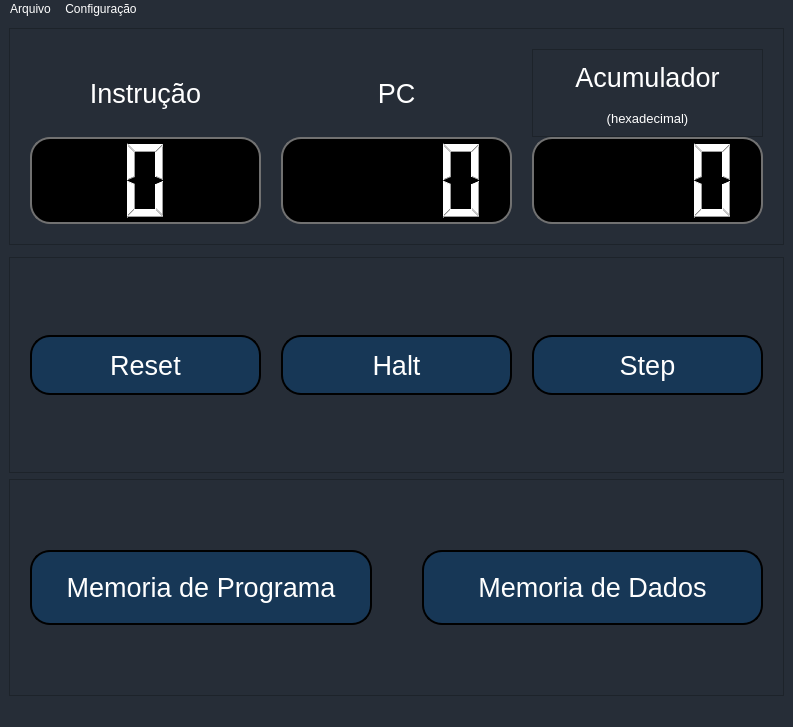
Before: the Qt Designer form src/GUI/MainPage.ui in JoaoVitorBranco/BIPy, drawn with Qt 5.
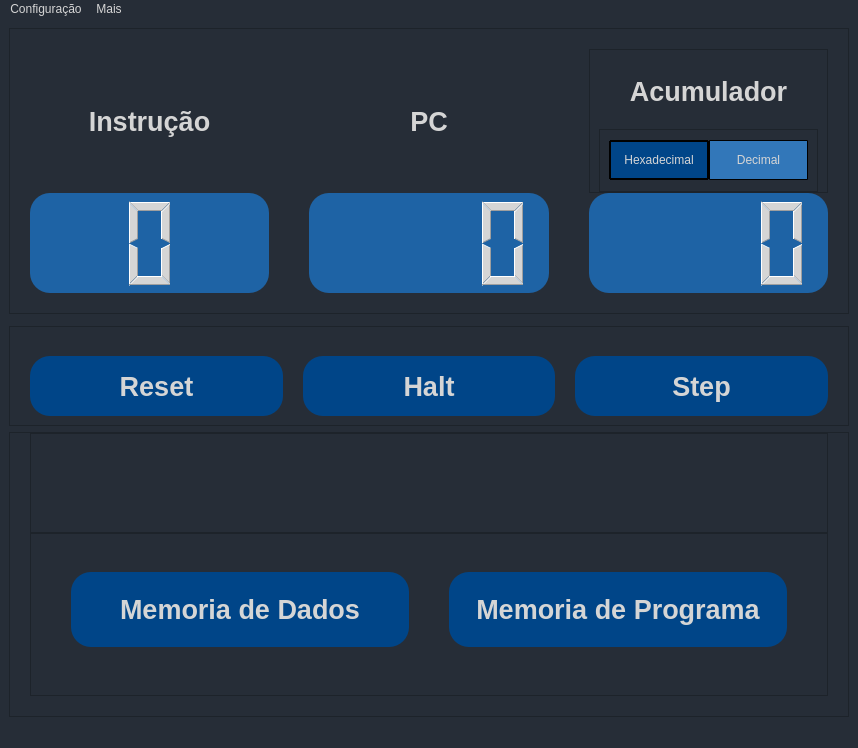
After: the same form once the commit is applied. Icons and pictures are not drawn.

Patch:
```diff
--- a/src/GUI/MainPage.ui
+++ b/src/GUI/MainPage.ui
@@ -6,8 +6,8 @@
    <rect>
     <x>0</x>
     <y>0</y>
-    <width>793</width>
-    <height>727</height>
+    <width>858</width>
+    <height>748</height>
    </rect>
   </property>
   <property name="windowTitle">
@@ -15,31 +15,28 @@
   </property>
   <property name="styleSheet">
    <string notr="true">QWidget{
-	background: #262d37;
-	color: white;
+	background: rgb(38, 45, 55);
+	color: rgb(213, 213, 213);
 }
 
+
 QPushButton{
 	border-radius: 20%;;
-	background: rgba(0, 71, 133,0.4);
-	color: white;
-	border: 2px solid #000;
+	background-color: rgb(0, 69, 136);
+	color: rgb(213, 213, 213);
 }
 
 QPushButton:hover{
-	background: rgba(0, 71, 133,0.3);
+	background-color: rgb(0, 59, 126);
 }
-
 QPushButton:pressed{
-	background:rgba(0, 71, 133,0.2);
+	background-color: rgb(0, 49, 116);
 }
 
 QLCDNumber{
-  background-color: rgb(0, 0, 0);
-  border: 2px solid rgb(113, 113, 113);
-  border-width: 2%;
+  background-color: rgb(30, 99, 165);
   border-radius: 20%;
-  color: rgb(255, 255, 255);
+  color: rgb(213, 213, 213);
 }</string>
   </property>
   <widget class="QWidget" name="centralwidget">
@@ -49,9 +46,9 @@
       <colorrole role="WindowText">
        <brush brushstyle="SolidPattern">
         <color alpha="255">
-         <red>255</red>
-         <green>255</green>
-         <blue>255</blue>
+         <red>213</red>
+         <green>213</green>
+         <blue>213</blue>
         </color>
        </brush>
       </colorrole>
@@ -67,18 +64,18 @@
       <colorrole role="Text">
        <brush brushstyle="SolidPattern">
         <color alpha="255">
-         <red>255</red>
-         <green>255</green>
-         <blue>255</blue>
+         <red>213</red>
+         <green>213</green>
+         <blue>213</blue>
         </color>
        </brush>
       </colorrole>
       <colorrole role="ButtonText">
        <brush brushstyle="SolidPattern">
         <color alpha="255">
-         <red>255</red>
-         <green>255</green>
-         <blue>255</blue>
+         <red>213</red>
+         <green>213</green>
+         <blue>213</blue>
         </color>
        </brush>
       </colorrole>
@@ -105,9 +102,9 @@
       <colorrole role="WindowText">
        <brush brushstyle="SolidPattern">
         <color alpha="255">
-         <red>255</red>
-         <green>255</green>
-         <blue>255</blue>
+         <red>213</red>
+         <green>213</green>
+         <blue>213</blue>
         </color>
        </brush>
       </colorrole>
@@ -123,18 +120,18 @@
       <colorrole role="Text">
        <brush brushstyle="SolidPattern">
         <color alpha="255">
-         <red>255</red>
-         <green>255</green>
-         <blue>255</blue>
+         <red>213</red>
+         <green>213</green>
+         <blue>213</blue>
         </color>
        </brush>
       </colorrole>
       <colorrole role="ButtonText">
        <brush brushstyle="SolidPattern">
         <color alpha="255">
-         <red>255</red>
-         <green>255</green>
-         <blue>255</blue>
+         <red>213</red>
+         <green>213</green>
+         <blue>213</blue>
         </color>
        </brush>
       </colorrole>
@@ -161,9 +158,9 @@
       <colorrole role="WindowText">
        <brush brushstyle="SolidPattern">
         <color alpha="255">
-         <red>255</red>
-         <green>255</green>
-         <blue>255</blue>
+         <red>213</red>
+         <green>213</green>
+         <blue>213</blue>
         </color>
        </brush>
       </colorrole>
@@ -179,18 +176,18 @@
       <colorrole role="Text">
        <brush brushstyle="SolidPattern">
         <color alpha="255">
-         <red>255</red>
-         <green>255</green>
-         <blue>255</blue>
+         <red>213</red>
+         <green>213</green>
+         <blue>213</blue>
         </color>
        </brush>
       </colorrole>
       <colorrole role="ButtonText">
        <brush brushstyle="SolidPattern">
         <color alpha="255">
-         <red>255</red>
-         <green>255</green>
-         <blue>255</blue>
+         <red>213</red>
+         <green>213</green>
+         <blue>213</blue>
         </color>
        </brush>
       </colorrole>
@@ -243,28 +240,19 @@
         <number>20</number>
        </property>
        <property name="horizontalSpacing">
-        <number>20</number>
+        <number>40</number>
        </property>
        <property name="verticalSpacing">
         <number>0</number>
        </property>
-       <item row="0" column="0">
-        <widget class="QLabel" name="label">
-         <property name="font">
-          <font>
-           <pointsize>20</pointsize>
-          </font>
+       <item row="1" column="2">
+        <widget class="QLCDNumber" name="acumulador">
+         <property name="maximumSize">
+          <size>
+           <width>16777215</width>
+           <height>100</height>
+          </size>
          </property>
-         <property name="text">
-          <string>Instrução</string>
-         </property>
-         <property name="alignment">
-          <set>Qt::AlignCenter</set>
-         </property>
-        </widget>
-       </item>
-       <item row="1" column="1">
-        <widget class="QLCDNumber" name="program_counter">
          <property name="frameShape">
           <enum>QFrame::NoFrame</enum>
          </property>
@@ -279,26 +267,20 @@
          </property>
         </widget>
        </item>
-       <item row="0" column="1">
-        <widget class="QLabel" name="label_2">
-         <property name="font">
-          <font>
-           <pointsize>20</pointsize>
-          </font>
-         </property>
-         <property name="text">
-          <string>PC</string>
-         </property>
-         <property name="alignment">
-          <set>Qt::AlignCenter</set>
-         </property>
-        </widget>
-       </item>
        <item row="1" column="0">
         <widget class="QLCDNumber" name="instruct_counter">
+         <property name="maximumSize">
+          <size>
+           <width>16777215</width>
+           <height>100</height>
+          </size>
+         </property>
          <property name="frameShape">
           <enum>QFrame::NoFrame</enum>
          </property>
+         <property name="frameShadow">
+          <enum>QFrame::Plain</enum>
+         </property>
          <property name="digitCount">
           <number>1</number>
          </property>
@@ -310,19 +292,37 @@
          </property>
         </widget>
        </item>
-       <item row="1" column="2">
-        <widget class="QLCDNumber" name="acumulador">
-         <property name="frameShape">
-          <enum>QFrame::NoFrame</enum>
+       <item row="0" column="1">
+        <widget class="QLabel" name="label_2">
+         <property name="font">
+          <font>
+           <pointsize>20</pointsize>
+           <weight>75</weight>
+           <bold>true</bold>
+          </font>
          </property>
-         <property name="digitCount">
-          <number>4</number>
+         <property name="text">
+          <string>PC</string>
          </property>
-         <property name="mode">
-          <enum>QLCDNumber::Hex</enum>
+         <property name="alignment">
+          <set>Qt::AlignCenter</set>
          </property>
-         <property name="value" stdset="0">
-          <double>0.000000000000000</double>
+        </widget>
+       </item>
+       <item row="0" column="0">
+        <widget class="QLabel" name="label">
+         <property name="font">
+          <font>
+           <pointsize>20</pointsize>
+           <weight>75</weight>
+           <bold>true</bold>
+          </font>
+         </property>
+         <property name="text">
+          <string>Instrução</string>
+         </property>
+         <property name="alignment">
+          <set>Qt::AlignCenter</set>
          </property>
         </widget>
        </item>
@@ -343,6 +343,8 @@
             <property name="font">
              <font>
               <pointsize>20</pointsize>
+              <weight>75</weight>
+              <bold>true</bold>
              </font>
             </property>
             <property name="text">
@@ -355,17 +357,15 @@
           </item>
           <item>
            <widget class="QFrame" name="frame_5">
-            <property name="maximumSize">
-             <size>
-              <width>16777215</width>
-              <height>50</height>
-             </size>
-            </property>
             <property name="styleSheet">
-             <string notr="true"/>
+             <string notr="true">QPushButton{
+	border: 2px solid #000;
+	border-width: 2%;
+	border-radius: 1%;
+}</string>
             </property>
             <property name="frameShape">
-             <enum>QFrame::NoFrame</enum>
+             <enum>QFrame::StyledPanel</enum>
             </property>
             <property name="frameShadow">
              <enum>QFrame::Raised</enum>
@@ -374,39 +374,35 @@
              <property name="spacing">
               <number>0</number>
              </property>
-             <property name="leftMargin">
-              <number>0</number>
-             </property>
-             <property name="topMargin">
-              <number>0</number>
-             </property>
-             <property name="rightMargin">
-              <number>0</number>
-             </property>
-             <property name="bottomMargin">
-              <number>0</number>
-             </property>
              <item>
-              <widget class="QLabel" name="label_4">
-               <property name="enabled">
-                <bool>true</bool>
+              <widget class="QPushButton" name="pushButton_3">
+               <property name="minimumSize">
+                <size>
+                 <width>60</width>
+                 <height>40</height>
+                </size>
                </property>
-               <property name="maximumSize">
+               <property name="text">
+                <string>Hexadecimal</string>
+               </property>
+              </widget>
+             </item>
+             <item>
+              <widget class="QPushButton" name="pushButton_4">
+               <property name="minimumSize">
                 <size>
-                 <width>16777215</width>
-                 <height>15</height>
+                 <width>60</width>
+                 <height>40</height>
                 </size>
                </property>
-               <property name="font">
-                <font>
-                 <pointsize>10</pointsize>
-                </font>
+               <property name="styleSheet">
+                <string notr="true">QPushButton{background-color:rgb(50, 119, 185);border-width:0.5%}</string>
                </property>
                <property name="text">
-                <string>(hexadecimal)</string>
+                <string>Decimal</string>
                </property>
-               <property name="alignment">
-                <set>Qt::AlignCenter</set>
+               <property name="flat">
+                <bool>false</bool>
                </property>
               </widget>
              </item>
@@ -416,6 +412,28 @@
          </layout>
         </widget>
        </item>
+       <item row="1" column="1">
+        <widget class="QLCDNumber" name="program_counter">
+         <property name="maximumSize">
+          <size>
+           <width>16777215</width>
+           <height>100</height>
+          </size>
+         </property>
+         <property name="frameShape">
+          <enum>QFrame::NoFrame</enum>
+         </property>
+         <property name="digitCount">
+          <number>4</number>
+         </property>
+         <property name="mode">
+          <enum>QLCDNumber::Hex</enum>
+         </property>
+         <property name="value" stdset="0">
+          <double>0.000000000000000</double>
+         </property>
+        </widget>
+       </item>
       </layout>
      </widget>
     </item>
@@ -424,6 +442,12 @@
     </item>
     <item>
      <widget class="QFrame" name="frame_2">
+      <property name="maximumSize">
+       <size>
+        <width>16777215</width>
+        <height>100</height>
+       </size>
+      </property>
       <property name="frameShape">
        <enum>QFrame::StyledPanel</enum>
       </property>
@@ -444,7 +468,7 @@
         <number>20</number>
        </property>
        <property name="bottomMargin">
-        <number>20</number>
+        <number>0</number>
        </property>
        <item>
         <widget class="QPushButton" name="reset_button">
@@ -457,6 +481,8 @@
          <property name="font">
           <font>
            <pointsize>20</pointsize>
+           <weight>75</weight>
+           <bold>true</bold>
           </font>
          </property>
          <property name="cursor">
@@ -490,6 +516,8 @@
          <property name="font">
           <font>
            <pointsize>20</pointsize>
+           <weight>75</weight>
+           <bold>true</bold>
           </font>
          </property>
          <property name="cursor">
@@ -544,6 +572,8 @@
          <property name="font">
           <font>
            <pointsize>20</pointsize>
+           <weight>75</weight>
+           <bold>true</bold>
           </font>
          </property>
          <property name="cursor">
@@ -571,6 +601,12 @@
     </item>
     <item>
      <widget class="QFrame" name="frame_3">
+      <property name="maximumSize">
+       <size>
+        <width>16777215</width>
+        <height>400</height>
+       </size>
+      </property>
       <property name="font">
        <font>
         <pointsize>20</pointsize>
@@ -582,15 +618,15 @@
       <property name="frameShadow">
        <enum>QFrame::Raised</enum>
       </property>
-      <layout class="QHBoxLayout" name="horizontalLayout_3">
+      <layout class="QVBoxLayout" name="verticalLayout_3">
        <property name="spacing">
-        <number>50</number>
+        <number>0</number>
        </property>
        <property name="leftMargin">
         <number>20</number>
        </property>
        <property name="topMargin">
-        <number>20</number>
+        <number>0</number>
        </property>
        <property name="rightMargin">
         <number>20</number>
@@ -599,66 +635,143 @@
         <number>20</number>
        </property>
        <item>
-        <widget class="QPushButton" name="pushButton_2">
-         <property name="minimumSize">
+        <widget class="QFrame" name="frame_7">
+         <property name="maximumSize">
           <size>
-           <width>0</width>
-           <height>75</height>
+           <width>16777215</width>
+           <height>100</height>
           </size>
          </property>
-         <property name="font">
-          <font>
-           <pointsize>20</pointsize>
-          </font>
+         <property name="frameShape">
+          <enum>QFrame::StyledPanel</enum>
          </property>
-         <property name="cursor">
-          <cursorShape>PointingHandCursor</cursorShape>
+         <property name="frameShadow">
+          <enum>QFrame::Raised</enum>
          </property>
-         <property name="toolTip">
-          <string>Abrir memoria de programa</string>
-         </property>
-         <property name="toolTipDuration">
-          <number>0</number>
-         </property>
-         <property name="statusTip">
-          <string>Abrir memoria de programa</string>
-         </property>
-         <property name="text">
-          <string>Memoria de Programa</string>
-         </property>
-         <property name="shortcut">
-          <string>Ctrl+P</string>
-         </property>
+         <layout class="QHBoxLayout" name="horizontalLayout_3">
+          <property name="topMargin">
+           <number>10</number>
+          </property>
+          <property name="bottomMargin">
+           <number>0</number>
+          </property>
+          <item>
+           <widget class="QLabel" name="label_4">
+            <property name="maximumSize">
+             <size>
+              <width>50</width>
+              <height>50</height>
+             </size>
+            </property>
+            <property name="toolTip">
+             <string>&lt;html&gt;&lt;head/&gt;&lt;body&gt;&lt;p align=&quot;right&quot;&gt;Instituto Mauá de Tecnologia&lt;/p&gt;&lt;/body&gt;&lt;/html&gt;</string>
+            </property>
+            <property name="text">
+             <string/>
+            </property>
+            <property name="pixmap">
+             <pixmap>assets/logo-IMT.png</pixmap>
+            </property>
+            <property name="scaledContents">
+             <bool>true</bool>
+            </property>
+            <property name="alignment">
+             <set>Qt::AlignCenter</set>
+            </property>
+           </widget>
+          </item>
+         </layout>
         </widget>
        </item>
        <item>
-        <widget class="QPushButton" name="pushButton">
-         <property name="minimumSize">
-          <size>
-           <width>0</width>
-           <height>75</height>
-          </size>
+        <widget class="QFrame" name="frame_6">
+         <property name="frameShape">
+          <enum>QFrame::StyledPanel</enum>
          </property>
-         <property name="font">
-          <font>
-           <pointsize>20</pointsize>
-          </font>
+         <property name="frameShadow">
+          <enum>QFrame::Raised</enum>
          </property>
-         <property name="cursor">
-          <cursorShape>PointingHandCursor</cursorShape>
-         </property>
-         <property name="toolTip">
-          <string>Abrir memoria de dados</string>
-         </property>
-         <property name="statusTip">
-          <string>Abrir memoria de dados</string>
-         </property>
-         <property name="text">
-          <string>Memoria de Dados</string>
-         </property>
-         <property name="shortcut">
-          <string>Ctrl+D</string>
-         </property>
+         <layout class="QHBoxLayout" name="horizontalLayout_4">
+          <property name="spacing">
+           <number>40</number>
+          </property>
+          <property name="leftMargin">
+           <number>40</number>
+          </property>
+          <property name="topMargin">
+           <number>0</number>
+          </property>
+          <property name="rightMargin">
+           <number>40</number>
+          </property>
+          <item>
+           <widget class="QPushButton" name="pushButton">
+            <property name="minimumSize">
+             <size>
+              <width>0</width>
+              <height>75</height>
+             </size>
+            </property>
+            <property name="font">
+             <font>
+              <pointsize>20</pointsize>
+              <weight>75</weight>
+              <bold>true</bold>
+             </font>
+            </property>
+            <property name="cursor">
+             <cursorShape>PointingHandCursor</cursorShape>
+            </property>
+            <property name="toolTip">
+             <string>Abrir memoria de dados</string>
+            </property>
+            <property name="statusTip">
+             <string>Abrir memoria de dados</string>
+            </property>
+            <property name="text">
+             <string>Memoria de Dados</string>
+            </property>
+            <property name="shortcut">
+             <string>Ctrl+D</string>
+            </property>
+           </widget>
+          </item>
+          <item>
+           <widget class="QPushButton" name="pushButton_2">
+            <property name="minimumSize">
+             <size>
+              <width>0</width>
+              <height>75</height>
+             </size>
+            </property>
+            <property name="font">
+             <font>
+              <pointsize>20</pointsize>
+              <weight>75</weight>
+              <bold>true</bold>
+             </font>
+            </property>
+            <property name="cursor">
+             <cursorShape>PointingHandCursor</cursorShape>
+            </property>
+            <property name="toolTip">
+             <string>Abrir memoria de programa</string>
+            </property>
+            <property name="toolTipDuration">
+             <number>0</number>
+            </property>
+            <property name="statusTip">
+             <string>Abrir memoria de programa</string>
+            </property>
+            <property name="text">
+             <string>Memoria de Programa</string>
+            </property>
+            <property name="shortcut">
+             <string>Ctrl+P</string>
+            </property>
+           </widget>
+          </item>
+         </layout>
         </widget>
        </item>
       </layout>
@@ -671,31 +784,10 @@
     <rect>
      <x>0</x>
      <y>0</y>
-     <width>793</width>
+     <width>858</width>
      <height>21</height>
     </rect>
    </property>
-   <widget class="QMenu" name="menuArquivo">
-    <property name="title">
-     <string>Arquivo</string>
-    </property>
-    <widget class="QMenu" name="menuAbrir">
-     <property name="title">
-      <string>Carregar</string>
-     </property>
-     <addaction name="actionMemoria_de_Dados"/>
-     <addaction name="actionMemoria_de_Programa"/>
-    </widget>
-    <widget class="QMenu" name="menuSalvar">
-     <property name="title">
-      <string>Salvar</string>
-     </property>
-     <addaction name="actionMemoria_de_Dados_2"/>
-     <addaction name="actionMemoria_de_Programa_2"/>
-    </widget>
-    <addaction name="menuSalvar"/>
-    <addaction name="menuAbrir"/>
-   </widget>
    <widget class="QMenu" name="menuConfigura_o">
     <property name="title">
      <string>Configuração</string>
@@ -707,11 +799,18 @@
      <addaction name="actionHexadecimal"/>
      <addaction name="actionDecimal"/>
     </widget>
-    <addaction name="actionSetar_Clock"/>
     <addaction name="menuAlterar_modo_do_acumulador"/>
+    <addaction name="separator"/>
+    <addaction name="actionSetar_Clock"/>
    </widget>
-   <addaction name="menuArquivo"/>
+   <widget class="QMenu" name="menuMais">
+    <property name="title">
+     <string>Mais</string>
+    </property>
+    <addaction name="actionSobre"/>
+   </widget>
    <addaction name="menuConfigura_o"/>
+   <addaction name="menuMais"/>
   </widget>
   <widget class="QStatusBar" name="statusbar"/>
   <action name="actionAbrir_Memoria_de_Dados">
@@ -772,6 +871,11 @@
     <string>Ctrl+Shift+D</string>
    </property>
   </action>
+  <action name="actionSobre">
+   <property name="text">
+    <string>Sobre</string>
+   </property>
+  </action>
  </widget>
  <resources/>
  <connections/>
```
